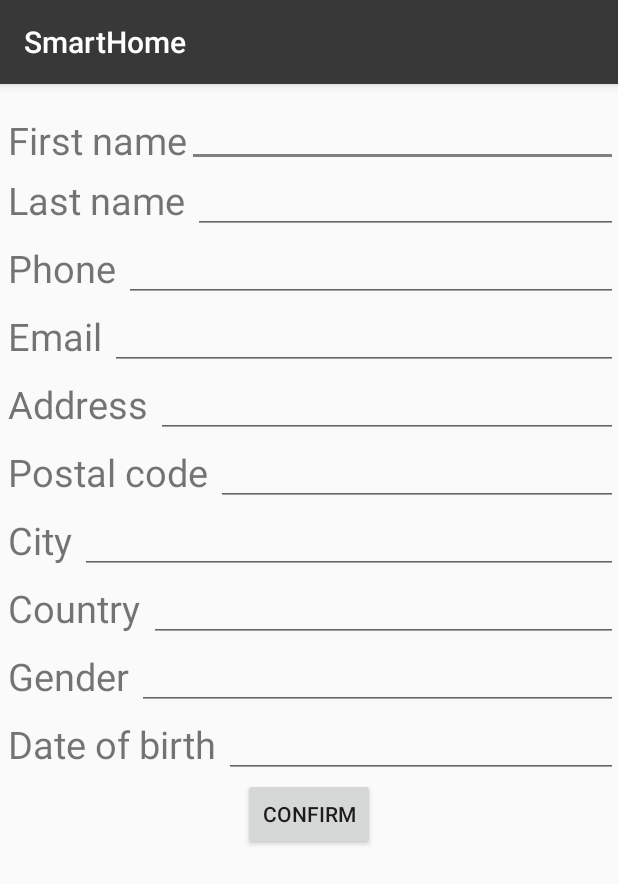
After one commit to alassadi/SmartHomeAndroid, an Android app: the RegActivity screen opened directly, with no data from a screen before it, on a phone screen of 412 x 824 dp. The commit adds this screen. Shown: the top 884 px of the screen. Run offline under Robolectric (Android 15) with nearby library versions, the phone set to English and light mode, and no system bars.

Commit message:
added reg page

```diff
--- a/app/src/main/AndroidManifest.xml
+++ b/app/src/main/AndroidManifest.xml
@@ -33,6 +33,7 @@
         </activity>
         <activity android:name=".HomeActivity"></activity>
         <activity android:name=".RoomActivity"></activity>
+        <activity android:name=".RegActivity"></activity>
     </application>
 
 </manifest>
--- a/app/src/main/java/androidapp/smarthome/HomeActivity.java
+++ b/app/src/main/java/androidapp/smarthome/HomeActivity.java
@@ -141,6 +141,10 @@ public class HomeActivity extends AppCompatActivity {
             }
         });
         */
+
+        // remove later
+        burglarAlarmSwitch.setVisibility(View.INVISIBLE);
+        fireAlarmSwitch.setVisibility(View.INVISIBLE);
     }
 
     @Override
--- a/app/src/main/java/androidapp/smarthome/HttpHandler.java
+++ b/app/src/main/java/androidapp/smarthome/HttpHandler.java
@@ -118,7 +118,7 @@ public class HttpHandler {
 
             try {
                 //send POST request
-                URL url = new URL("https://us-central1-smarthome-3c6b9.cloudfunctions.net/updateDeviceThroughJson");
+                URL url = new URL("https://europe-west1-smarthome-3c6b9.cloudfunctions.net/updateDeviceThroughJson");
                 HttpURLConnection connection = (HttpURLConnection) url.openConnection();
                 connection.setRequestMethod("POST");
 
--- a/app/src/main/java/androidapp/smarthome/LoginActivity.java
+++ b/app/src/main/java/androidapp/smarthome/LoginActivity.java
@@ -16,7 +16,7 @@ public class LoginActivity extends AppCompatActivity {
     private static final String TAG = LoginActivity.class.getSimpleName();
 
     //UI
-    private Button loginButton;
+    private Button loginButton, regButton;
     private ProgressBar progressBar;
     private EditText emailEditText, passwordEditText;
 
@@ -26,6 +26,7 @@ public class LoginActivity extends AppCompatActivity {
         setContentView(R.layout.activity_login);
 
         loginButton = findViewById(R.id.loginButton);
+        regButton = findViewById(R.id.regButton);
         progressBar = findViewById(R.id.progressBar);
         emailEditText = findViewById(R.id.emailEditText);
         passwordEditText = findViewById(R.id.passwordEditText);
@@ -39,7 +40,18 @@ public class LoginActivity extends AppCompatActivity {
                 attemptLogin();
             }
         });
+
+        regButton.setOnClickListener(new View.OnClickListener() {
+            @Override
+            public void onClick(View view) {
+                // go to reg page
+                Intent intent = new Intent(getApplicationContext(), RegActivity.class);
+                startActivity(intent);
+            }
+        });
     }
+
+
 
     public void attemptLogin(){
 
@@ -52,6 +64,8 @@ public class LoginActivity extends AppCompatActivity {
 
         email = emailEditText.getText().toString();
         password = passwordEditText.getText().toString();
+
+
 
         /*
         //disabled for faster testing
--- /dev/null
+++ b/app/src/main/java/androidapp/smarthome/RegActivity.java
@@ -0,0 +1,58 @@
+package androidapp.smarthome;
+
+import android.content.Intent;
+import android.os.Bundle;
+import android.support.v7.app.AppCompatActivity;
+import android.view.View;
+import android.widget.Button;
+import android.widget.EditText;
+import android.widget.TextView;
+
+public class RegActivity extends AppCompatActivity {
+
+    private Button confirmBtn;
+    private TextView firstName, lastName, address, city, dateOfBirth, email, gender, phone, postCode;
+    private EditText firstNameET, lastNameET, addressET, cityET, dateOfBirthET, emailET, genderET, phoneET, postCodeET;
+
+    @Override
+    protected void onCreate(Bundle savedInstanceState) {
+        super.onCreate(savedInstanceState);
+        setContentView(R.layout.activity_reg);
+
+        // text views
+        firstName = findViewById(R.id.firstName);
+        lastName = findViewById(R.id.lastName);
+        address = findViewById(R.id.address);
+        city = findViewById(R.id.city);
+        dateOfBirth = findViewById(R.id.bday);
+        email = findViewById(R.id.email);
+        gender = findViewById(R.id.gender);
+        phone = findViewById(R.id.phone);
+        postCode = findViewById(R.id.postalCode);
+
+        // text editors
+        firstNameET = findViewById(R.id.firstNameEditText);
+        lastNameET = findViewById(R.id.lastNameEditText);
+        addressET = findViewById(R.id.addressEditText);
+        cityET = findViewById(R.id.cityEditText);
+        dateOfBirthET = findViewById(R.id.bdayEditText);
+        emailET = findViewById(R.id.emailEditText);
+        genderET = findViewById(R.id.genderEditText);
+        phoneET = findViewById(R.id.phoneEditText);
+        postCodeET = findViewById(R.id.postalCodeEditText);
+
+        // button
+        confirmBtn = findViewById(R.id.confirmBtn);
+
+        confirmBtn.setOnClickListener(new View.OnClickListener() {
+            @Override
+            public void onClick(View view) {
+                // save values into database
+                // then go to login page or home page
+                Intent intent = new Intent(getApplicationContext(), RoomActivity.class);
+                startActivity(intent);
+            }
+        });
+
+    }
+}
--- a/app/src/main/res/layout/activity_login.xml
+++ b/app/src/main/res/layout/activity_login.xml
@@ -100,6 +100,29 @@
         app:layout_constraintStart_toStartOf="parent"
         app:layout_constraintTop_toBottomOf="@+id/passwordEditText" />
 
+    <Button
+        android:id="@+id/regButton"
+        android:layout_width="wrap_content"
+        android:layout_height="30dp"
+        android:layout_below="@+id/loginButton"
+        android:layout_alignParentStart="true"
+        android:layout_alignParentLeft="true"
+        android:layout_alignParentEnd="true"
+        android:layout_alignParentRight="true"
+        android:layout_marginStart="86dp"
+        android:layout_marginLeft="86dp"
+        android:layout_marginTop="28dp"
+        android:layout_marginEnd="85dp"
+        android:layout_marginRight="85dp"
+        android:background="@color/gray"
+        android:text="@string/regBtn"
+        android:textColor="@color/white"
+        app:layout_constraintBottom_toBottomOf="parent"
+        app:layout_constraintEnd_toEndOf="parent"
+        app:layout_constraintStart_toStartOf="parent"
+        app:layout_constraintTop_toBottomOf="@+id/loginButton"
+        />
+
     <ImageView
         android:id="@+id/imageView"
         android:layout_width="100dp"
--- /dev/null
+++ b/app/src/main/res/layout/activity_reg.xml
@@ -0,0 +1,187 @@
+<?xml version="1.0" encoding="utf-8"?>
+<RelativeLayout
+    xmlns:android="http://schemas.android.com/apk/res/android"
+    xmlns:tools="http://schemas.android.com/tools"
+    xmlns:app="http://schemas.android.com/apk/res-auto"
+    android:layout_width="match_parent"
+    android:layout_height="match_parent">
+
+
+    <TextView
+        android:id="@+id/firstName"
+        android:layout_width="wrap_content"
+        android:layout_height="wrap_content"
+        android:textSize="25dp"
+        android:layout_marginLeft="5dp"
+        android:layout_marginTop="20dp"
+        android:text="First name" />
+
+    <EditText
+        android:id="@+id/firstNameEditText"
+        android:layout_width="match_parent"
+        android:layout_height="wrap_content"
+        android:layout_toRightOf="@+id/firstName"
+        android:layout_marginTop="10dp"/>
+
+    <TextView
+        android:id="@+id/lastName"
+        android:layout_width="wrap_content"
+        android:layout_height="wrap_content"
+        android:textSize="25dp"
+        android:layout_margin="5dp"
+        android:layout_below="@+id/firstName"
+        android:layout_marginLeft="5dp"
+        android:text="Last name"/>
+
+    <EditText
+        android:id="@+id/lastNameEditText"
+        android:layout_width="match_parent"
+        android:layout_height="wrap_content"
+        android:layout_toRightOf="@+id/lastName"
+        android:layout_below="@+id/firstName"/>
+
+    <TextView
+        android:id="@+id/phone"
+        android:layout_width="wrap_content"
+        android:layout_height="wrap_content"
+        android:textSize="25dp"
+        android:layout_margin="5dp"
+        android:layout_below="@+id/lastName"
+        android:layout_marginLeft="5dp"
+        android:text="Phone"/>
+
+    <EditText
+        android:id="@+id/phoneEditText"
+        android:layout_width="match_parent"
+        android:layout_height="wrap_content"
+        android:layout_toRightOf="@+id/phone"
+        android:layout_below="@+id/lastName"/>
+
+    <TextView
+        android:id="@+id/email"
+        android:layout_width="wrap_content"
+        android:layout_height="wrap_content"
+        android:textSize="25dp"
+        android:layout_margin="5dp"
+        android:layout_below="@+id/phone"
+        android:layout_marginLeft="5dp"
+        android:text="Email"/>
+
+    <EditText
+        android:id="@+id/emailEditText"
+        android:layout_width="match_parent"
+        android:layout_height="wrap_content"
+        android:layout_toRightOf="@+id/email"
+        android:layout_below="@+id/phone"/>
+
+    <TextView
+        android:id="@+id/address"
+        android:layout_width="wrap_content"
+        android:layout_height="wrap_content"
+        android:textSize="25dp"
+        android:layout_margin="5dp"
+        android:layout_below="@+id/email"
+        android:layout_marginLeft="5dp"
+        android:text="Address"/>
+
+    <EditText
+        android:id="@+id/addressEditText"
+        android:layout_width="match_parent"
+        android:layout_height="wrap_content"
+        android:layout_toRightOf="@+id/address"
+        android:layout_below="@+id/email"/>
+
+    <TextView
+        android:id="@+id/postalCode"
+        android:layout_width="wrap_content"
+        android:layout_height="wrap_content"
+        android:textSize="25dp"
+        android:layout_margin="5dp"
+        android:layout_below="@+id/address"
+        android:layout_marginLeft="5dp"
+        android:text="Postal code"/>
+
+    <EditText
+        android:id="@+id/postalCodeEditText"
+        android:layout_width="match_parent"
+        android:layout_height="wrap_content"
+        android:layout_toRightOf="@+id/postalCode"
+        android:layout_below="@+id/address"/>
+
+    <TextView
+        android:id="@+id/city"
+        android:layout_width="wrap_content"
+        android:layout_height="wrap_content"
+        android:textSize="25dp"
+        android:layout_margin="5dp"
+        android:layout_below="@+id/postalCode"
+        android:layout_marginLeft="5dp"
+        android:text="City"/>
+
+    <EditText
+        android:id="@+id/cityEditText"
+        android:layout_width="match_parent"
+        android:layout_height="wrap_content"
+        android:layout_toRightOf="@+id/city"
+        android:layout_below="@+id/postalCode"/>
+
+    <TextView
+        android:id="@+id/country"
+        android:layout_width="wrap_content"
+        android:layout_height="wrap_content"
+        android:textSize="25dp"
+        android:layout_margin="5dp"
+        android:layout_below="@+id/city"
+        android:layout_marginLeft="5dp"
+        android:text="Country"/>
+
+    <EditText
+        android:id="@+id/countryEditText"
+        android:layout_width="match_parent"
+        android:layout_height="wrap_content"
+        android:layout_toRightOf="@+id/country"
+        android:layout_below="@+id/city"/>
+
+    <TextView
+        android:id="@+id/gender"
+        android:layout_width="wrap_content"
+        android:layout_height="wrap_content"
+        android:textSize="25dp"
+        android:layout_margin="5dp"
+        android:layout_below="@+id/country"
+        android:layout_marginLeft="5dp"
+        android:text="Gender"/>
+
+    <EditText
+        android:id="@+id/genderEditText"
+        android:layout_width="match_parent"
+        android:layout_height="wrap_content"
+        android:layout_toRightOf="@+id/gender"
+        android:layout_below="@+id/country"/>
+
+    <TextView
+        android:id="@+id/bday"
+        android:layout_width="wrap_content"
+        android:layout_height="wrap_content"
+        android:textSize="25dp"
+        android:layout_margin="5dp"
+        android:layout_below="@+id/gender"
+        android:layout_marginLeft="5dp"
+        android:text="Date of birth"/>
+
+    <EditText
+        android:id="@+id/bdayEditText"
+        android:layout_width="match_parent"
+        android:layout_height="wrap_content"
+        android:layout_toRightOf="@+id/bday"
+        android:layout_below="@+id/gender"/>
+
+    <Button
+        android:id="@+id/confirmBtn"
+        android:layout_width="wrap_content"
+        android:layout_height="wrap_content"
+        android:text="@string/confirmBtn"
+        android:layout_below="@id/bdayEditText"
+        android:layout_centerHorizontal="true"/>
+
+</RelativeLayout>
--- a/app/src/main/res/values/strings.xml
+++ b/app/src/main/res/values/strings.xml
@@ -16,6 +16,8 @@
     <string name="outdoorTextView">outdoors</string>
     <string name="atticTextView">attic</string>
     <string name="indoorTV">indoor</string>
+    <string name="regBtn">Registration</string>
+    <string name="confirmBtn">Confirm</string>
 
 
 </resources>
```
